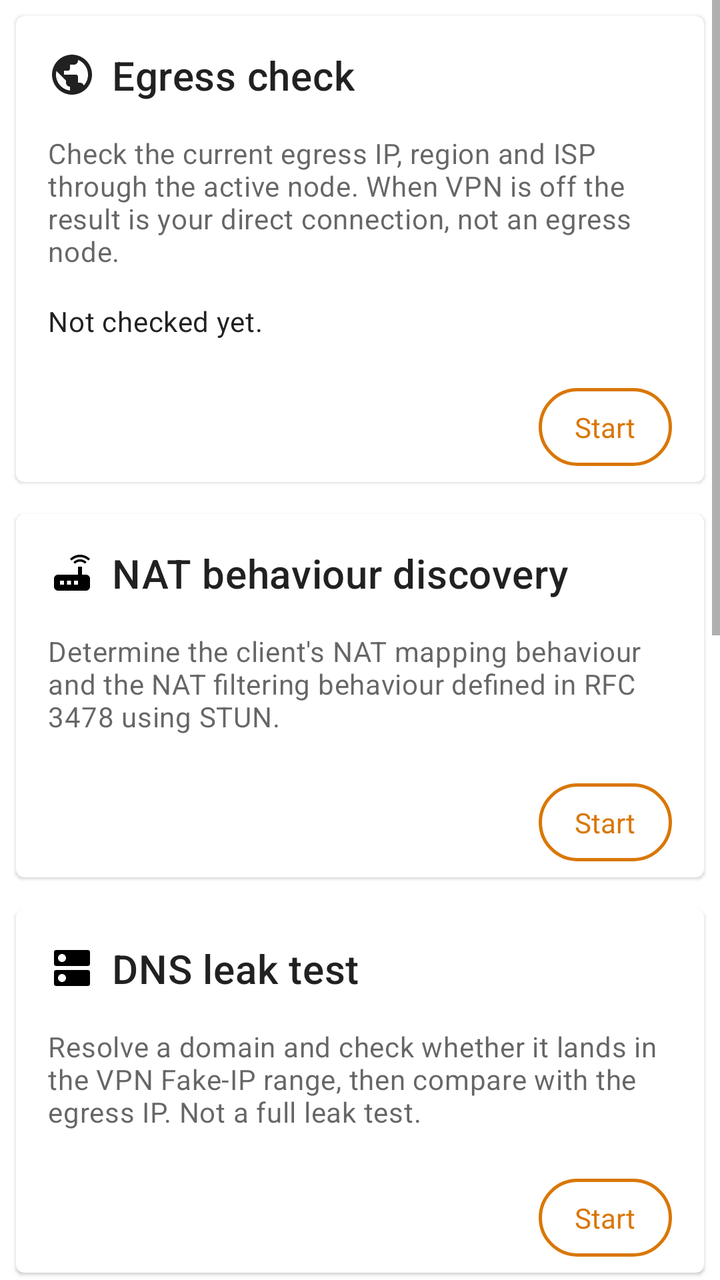
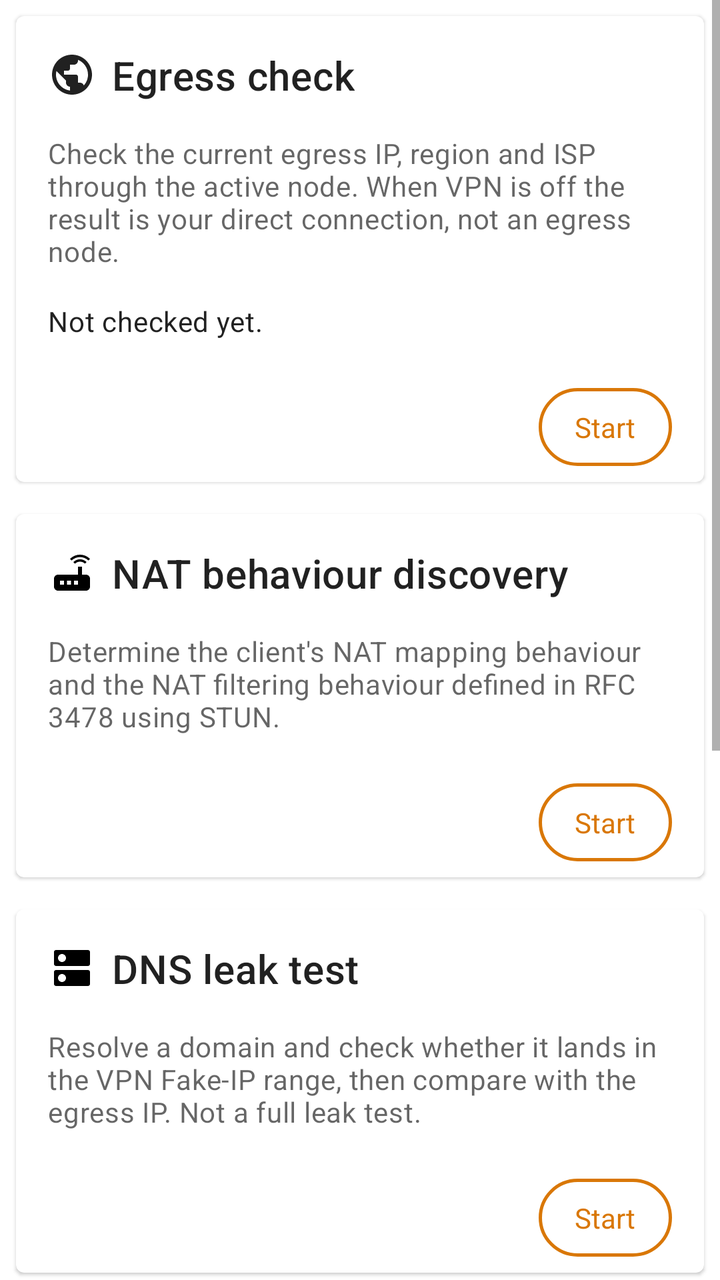

Compare the two renders of this Android layout. The source of the first and the diff that turns it into the second are given below.
<!-- AndroidManifest.xml: application theme Theme.Start -->
<!-- res/layout/layout_network.xml -->
<?xml version="1.0" encoding="utf-8"?>
<ScrollView xmlns:android="http://schemas.android.com/apk/res/android"
    xmlns:app="http://schemas.android.com/apk/res-auto"
    android:layout_width="match_parent"
    android:layout_height="match_parent"
    android:fillViewport="true">

<LinearLayout
    android:layout_width="match_parent"
    android:layout_height="wrap_content"
    android:orientation="vertical">

    
    <com.google.android.material.card.MaterialCardView
        android:layout_width="match_parent"
        android:layout_height="wrap_content"
        android:layout_margin="8dp"
        android:clickable="true"
        android:focusable="true">

        <LinearLayout
            android:layout_width="match_parent"
            android:layout_height="wrap_content"
            android:orientation="vertical">

            <LinearLayout
                android:layout_width="match_parent"
                android:layout_height="wrap_content"
                android:orientation="vertical"
                android:padding="16dp">

                <LinearLayout
                    android:layout_width="match_parent"
                    android:layout_height="wrap_content"
                    android:gravity="center_vertical"
                    android:orientation="horizontal">

                    <ImageView
                        android:layout_width="24dp"
                        android:layout_height="24dp"
                        android:src="@drawable/baseline_public_24"
                        android:tint="?android:attr/textColorPrimary" />

                    <TextView
                        android:layout_width="wrap_content"
                        android:layout_height="wrap_content"
                        android:layout_marginStart="8dp"
                        android:text="@string/egress_check"
                        android:textAppearance="?attr/textAppearanceHeadline6" />

                </LinearLayout>

                <TextView
                    android:layout_width="wrap_content"
                    android:layout_height="wrap_content"
                    android:layout_marginTop="16dp"
                    android:text="@string/egress_check_summary"
                    android:textAppearance="?attr/textAppearanceBody2"
                    android:textColor="?android:attr/textColorSecondary" />

                <TextView
                    android:id="@+id/egressResult"
                    android:layout_width="match_parent"
                    android:layout_height="wrap_content"
                    android:layout_marginTop="16dp"
                    android:text="@string/egress_check_idle"
                    android:textAppearance="?attr/textAppearanceBody2" />

                <LinearLayout
                    android:id="@+id/egressOverview"
                    android:layout_width="match_parent"
                    android:layout_height="wrap_content"
                    android:layout_marginTop="16dp"
                    android:orientation="vertical"
                    android:visibility="gone">

                    <LinearLayout
                        android:layout_width="match_parent"
                        android:layout_height="wrap_content"
                        android:gravity="center_vertical"
                        android:orientation="horizontal">

                        <TextView
                            android:id="@+id/egressFlag"
                            android:layout_width="wrap_content"
                            android:layout_height="wrap_content"
                            android:layout_marginEnd="8dp"
                            android:textSize="22sp" />

                        <TextView
                            android:id="@+id/egressIp"
                            android:layout_width="0dp"
                            android:layout_height="wrap_content"
                            android:layout_weight="1"
                            android:clickable="true"
                            android:focusable="true"
                            android:textSize="15sp"
                            android:textStyle="bold"
                            android:textColor="?android:attr/textColorPrimary" />

                        <TextView
                            android:id="@+id/egressIpVersion"
                            android:layout_width="wrap_content"
                            android:layout_height="wrap_content"
                            android:textSize="12sp"
                            android:textColor="?android:attr/textColorSecondary" />

                    </LinearLayout>

                    <TextView
                        android:id="@+id/egressPlace"
                        android:layout_width="match_parent"
                        android:layout_height="wrap_content"
                        android:layout_marginTop="4dp"
                        android:textSize="13sp"
                        android:textColor="?android:attr/textColorSecondary" />

                    <TextView
                        android:id="@+id/egressIsp"
                        android:layout_width="match_parent"
                        android:layout_height="wrap_content"
                        android:layout_marginTop="2dp"
                        android:textSize="13sp"
                        android:textColor="?android:attr/textColorSecondary" />

                    <TextView
                        android:id="@+id/egressMode"
                        android:layout_width="match_parent"
                        android:layout_height="wrap_content"
                        android:layout_marginTop="2dp"
                        android:textSize="13sp"
                        android:textColor="?android:attr/textColorSecondary" />

                    <TextView
                        android:id="@+id/egressSource"
                        android:layout_width="match_parent"
                        android:layout_height="wrap_content"
                        android:layout_marginTop="2dp"
                        android:textSize="12sp"
                        android:textColor="?android:attr/textColorSecondary" />

                    
                    <TextView
                        android:id="@+id/egressSpeed"
                        android:layout_width="match_parent"
                        android:layout_height="wrap_content"
                        android:layout_marginTop="2dp"
                        android:textSize="12sp"
                        android:textColor="?android:attr/textColorSecondary"
                        android:visibility="gone" />

                </LinearLayout>

            </LinearLayout>

            <LinearLayout
                android:layout_width="match_parent"
                android:layout_height="wrap_content"
                android:layout_margin="8dp"
                android:gravity="end"
                android:orientation="horizontal">

                
                <TextView
                    android:id="@+id/egressCheck"
                    android:layout_width="wrap_content"
                    android:layout_height="wrap_content"
                    android:layout_marginEnd="8dp"
                    android:background="@drawable/bg_amber_outline_pill"
                    android:clickable="true"
                    android:focusable="true"
                    android:paddingStart="18dp"
                    android:paddingEnd="18dp"
                    android:paddingTop="10dp"
                    android:paddingBottom="10dp"
                    android:text="@string/start"
                    android:textColor="@color/color_rift_accent"
                    android:textSize="14sp" />
            </LinearLayout>

        </LinearLayout>
    </com.google.android.material.card.MaterialCardView>

    <com.google.android.material.card.MaterialCardView
        android:layout_width="match_parent"
        android:layout_height="wrap_content"
        android:layout_margin="8dp"
        android:clickable="true"
        android:focusable="true">

        <LinearLayout
            android:layout_width="match_parent"
            android:layout_height="wrap_content"
            android:orientation="vertical">

            <LinearLayout
                android:layout_width="match_parent"
                android:layout_height="wrap_content"
                android:orientation="vertical"
                android:padding="16dp">

                <LinearLayout
                    android:layout_width="match_parent"
                    android:layout_height="wrap_content"
                    android:gravity="center_vertical"
                    android:orientation="horizontal">

                    <ImageView
                        android:layout_width="24dp"
                        android:layout_height="24dp"
                        android:src="@drawable/ic_hardware_router"
                        android:tint="?android:attr/textColorPrimary" />

                    <TextView
                        android:layout_width="wrap_content"
                        android:layout_height="wrap_content"
                        android:layout_marginStart="8dp"
                        android:text="@string/stun_test"
                        android:textAppearance="?attr/textAppearanceHeadline6" />

                </LinearLayout>

                <TextView
                    android:layout_width="wrap_content"
                    android:layout_height="wrap_content"
                    android:layout_marginTop="16dp"
                    android:text="@string/stun_test_summary"
                    android:textAppearance="?attr/textAppearanceBody2"
                    android:textColor="?android:attr/textColorSecondary" />

            </LinearLayout>

            <LinearLayout
                android:layout_width="match_parent"
                android:layout_height="wrap_content"
                android:layout_margin="8dp"
                android:gravity="end"
                android:orientation="horizontal">

                <TextView
                    android:id="@+id/stunTest"
                    android:layout_width="wrap_content"
                    android:layout_height="wrap_content"
                    android:layout_marginEnd="8dp"
                    android:background="@drawable/bg_amber_outline_pill"
                    android:clickable="true"
                    android:focusable="true"
                    android:paddingStart="18dp"
                    android:paddingEnd="18dp"
                    android:paddingTop="10dp"
                    android:paddingBottom="10dp"
                    android:text="@string/start"
                    android:textColor="@color/color_rift_accent"
                    android:textSize="14sp" />
            </LinearLayout>

        </LinearLayout>
    </com.google.android.material.card.MaterialCardView>

    
    <com.google.android.material.card.MaterialCardView
        android:layout_width="match_parent"
        android:layout_height="wrap_content"
        android:layout_margin="8dp"
        android:clickable="true"
        android:focusable="true">

        <LinearLayout
            android:layout_width="match_parent"
            android:layout_height="wrap_content"
            android:orientation="vertical">

            <LinearLayout
                android:layout_width="match_parent"
                android:layout_height="wrap_content"
                android:orientation="vertical"
                android:padding="16dp">

                <LinearLayout
                    android:layout_width="match_parent"
                    android:layout_height="wrap_content"
                    android:gravity="center_vertical"
                    android:orientation="horizontal">

                    <ImageView
                        android:layout_width="24dp"
                        android:layout_height="24dp"
                        android:src="@drawable/ic_action_dns"
                        android:tint="?android:attr/textColorPrimary" />

                    <TextView
                        android:layout_width="wrap_content"
                        android:layout_height="wrap_content"
                        android:layout_marginStart="8dp"
                        android:text="@string/dns_leak_test"
                        android:textAppearance="?attr/textAppearanceHeadline6" />

                </LinearLayout>

                <TextView
                    android:layout_width="wrap_content"
                    android:layout_height="wrap_content"
                    android:layout_marginTop="16dp"
                    android:text="@string/dns_leak_test_summary"
                    android:textAppearance="?attr/textAppearanceBody2"
                    android:textColor="?android:attr/textColorSecondary" />

                <TextView
                    android:id="@+id/dnsLeakResult"
                    android:layout_width="match_parent"
                    android:layout_height="wrap_content"
                    android:layout_marginTop="16dp"
                    android:lineSpacingExtra="4dp"
                    android:textAppearance="?attr/textAppearanceBody2"
                    android:textColor="?primaryOrTextPrimary"
                    android:visibility="gone" />

            </LinearLayout>

            <LinearLayout
                android:layout_width="match_parent"
                android:layout_height="wrap_content"
                android:layout_margin="8dp"
                android:gravity="end"
                android:orientation="horizontal">

                <TextView
                    android:id="@+id/dnsLeakTest"
                    android:layout_width="wrap_content"
                    android:layout_height="wrap_content"
                    android:layout_marginEnd="8dp"
                    android:background="@drawable/bg_amber_outline_pill"
                    android:clickable="true"
                    android:focusable="true"
                    android:paddingStart="18dp"
                    android:paddingEnd="18dp"
                    android:paddingTop="10dp"
                    android:paddingBottom="10dp"
                    android:text="@string/start"
                    android:textColor="@color/color_rift_accent"
                    android:textSize="14sp" />
            </LinearLayout>

        </LinearLayout>
    </com.google.android.material.card.MaterialCardView>

    
    <com.google.android.material.card.MaterialCardView
        android:layout_width="match_parent"
        android:layout_height="wrap_content"
        android:layout_margin="8dp"
        android:clickable="true"
        android:focusable="true">

        <LinearLayout
            android:layout_width="match_parent"
            android:layout_height="wrap_content"
            android:orientation="vertical">

            <LinearLayout
                android:layout_width="match_parent"
                android:layout_height="wrap_content"
                android:orientation="vertical"
                android:padding="16dp">

                <LinearLayout
                    android:layout_width="match_parent"
                    android:layout_height="wrap_content"
                    android:gravity="center_vertical"
                    android:orientation="horizontal">

                    <ImageView
                        android:layout_width="24dp"
                        android:layout_height="24dp"
                        android:src="@drawable/ic_baseline_link_24"
                        android:tint="?android:attr/textColorPrimary" />

                    <TextView
                        android:layout_width="wrap_content"
                        android:layout_height="wrap_content"
                        android:layout_marginStart="8dp"
                        android:text="@string/url_check_test"
                        android:textAppearance="?attr/textAppearanceHeadline6" />

                </LinearLayout>

                <TextView
                    android:layout_width="wrap_content"
                    android:layout_height="wrap_content"
                    android:layout_marginTop="16dp"
                    android:text="@string/url_check_test_summary"
                    android:textAppearance="?attr/textAppearanceBody2"
                    android:textColor="?android:attr/textColorSecondary" />

                <TextView
                    android:id="@+id/urlCheckResult"
                    android:layout_width="match_parent"
                    android:layout_height="wrap_content"
                    android:layout_marginTop="16dp"
                    android:lineSpacingExtra="4dp"
                    android:textAppearance="?attr/textAppearanceBody2"
                    android:textColor="?primaryOrTextPrimary"
                    android:visibility="gone" />

            </LinearLayout>

            <LinearLayout
                android:layout_width="match_parent"
                android:layout_height="wrap_content"
                android:layout_margin="8dp"
                android:gravity="end"
                android:orientation="horizontal">

                <TextView
                    android:id="@+id/urlCheckTest"
                    android:layout_width="wrap_content"
                    android:layout_height="wrap_content"
                    android:layout_marginEnd="8dp"
                    android:background="@drawable/bg_amber_outline_pill"
                    android:clickable="true"
                    android:focusable="true"
                    android:paddingStart="18dp"
                    android:paddingEnd="18dp"
                    android:paddingTop="10dp"
                    android:paddingBottom="10dp"
                    android:text="@string/start"
                    android:textColor="@color/color_rift_accent"
                    android:textSize="14sp" />
            </LinearLayout>

        </LinearLayout>
    </com.google.android.material.card.MaterialCardView>

    
    <com.google.android.material.card.MaterialCardView
        android:layout_width="match_parent"
        android:layout_height="wrap_content"
        android:layout_margin="8dp"
        android:clickable="true"
        android:focusable="true">

        <LinearLayout
            android:layout_width="match_parent"
            android:layout_height="wrap_content"
            android:orientation="vertical">

            <LinearLayout
                android:layout_width="match_parent"
                android:layout_height="wrap_content"
                android:orientation="vertical"
                android:padding="16dp">

                <LinearLayout
                    android:layout_width="match_parent"
                    android:layout_height="wrap_content"
                    android:gravity="center_vertical"
                    android:orientation="horizontal">

                    <ImageView
                        android:layout_width="24dp"
                        android:layout_height="24dp"
                        android:src="@drawable/ic_av_playlist_add"
                        android:tint="?android:attr/textColorPrimary" />

                    <TextView
                        android:layout_width="wrap_content"
                        android:layout_height="wrap_content"
                        android:layout_marginStart="8dp"
                        android:text="@string/streaming_test"
                        android:textAppearance="?attr/textAppearanceHeadline6" />

                </LinearLayout>

                <TextView
                    android:layout_width="wrap_content"
                    android:layout_height="wrap_content"
                    android:layout_marginTop="16dp"
                    android:text="@string/streaming_test_summary"
                    android:textAppearance="?attr/textAppearanceBody2"
                    android:textColor="?android:attr/textColorSecondary" />

                <TextView
                    android:id="@+id/streamingResult"
                    android:layout_width="match_parent"
                    android:layout_height="wrap_content"
                    android:layout_marginTop="16dp"
                    android:lineSpacingExtra="4dp"
                    android:textAppearance="?attr/textAppearanceBody2"
                    android:textColor="?primaryOrTextPrimary"
                    android:visibility="gone" />

                <LinearLayout
                    android:id="@+id/streamingResultList"
                    android:layout_width="match_parent"
                    android:layout_height="wrap_content"
                    android:layout_marginTop="8dp"
                    android:orientation="vertical"
                    android:visibility="gone" />

            </LinearLayout>

            <LinearLayout
                android:layout_width="match_parent"
                android:layout_height="wrap_content"
                android:layout_margin="8dp"
                android:gravity="end"
                android:orientation="horizontal">

                <TextView
                    android:id="@+id/streamingTest"
                    android:layout_width="wrap_content"
                    android:layout_height="wrap_content"
                    android:layout_marginEnd="8dp"
                    android:background="@drawable/bg_amber_outline_pill"
                    android:clickable="true"
                    android:focusable="true"
                    android:paddingStart="18dp"
                    android:paddingEnd="18dp"
                    android:paddingTop="10dp"
                    android:paddingBottom="10dp"
                    android:text="@string/start"
                    android:textColor="@color/color_rift_accent"
                    android:textSize="14sp" />
            </LinearLayout>

        </LinearLayout>
    </com.google.android.material.card.MaterialCardView>

    
    <com.google.android.material.card.MaterialCardView
        android:layout_width="match_parent"
        android:layout_height="wrap_content"
        android:layout_margin="8dp"
        android:clickable="true"
        android:focusable="true">

        <LinearLayout
            android:layout_width="match_parent"
            android:layout_height="wrap_content"
            android:orientation="vertical">

            <LinearLayout
                android:layout_width="match_parent"
                android:layout_height="wrap_content"
                android:orientation="vertical"
                android:padding="16dp">

                <LinearLayout
                    android:layout_width="match_parent"
                    android:layout_height="wrap_content"
                    android:gravity="center_vertical"
                    android:orientation="horizontal">

                    <ImageView
                        android:layout_width="24dp"
                        android:layout_height="24dp"
                        android:src="@drawable/ic_baseline_security_24"
                        android:tint="?android:attr/textColorPrimary" />

                    <TextView
                        android:layout_width="wrap_content"
                        android:layout_height="wrap_content"
                        android:layout_marginStart="8dp"
                        android:text="@string/ip_purity_test"
                        android:textAppearance="?attr/textAppearanceHeadline6" />

                </LinearLayout>

                <TextView
                    android:layout_width="wrap_content"
                    android:layout_height="wrap_content"
                    android:layout_marginTop="16dp"
                    android:text="@string/ip_purity_test_summary"
                    android:textAppearance="?attr/textAppearanceBody2"
                    android:textColor="?android:attr/textColorSecondary" />

                <TextView
                    android:id="@+id/ipPurityResult"
                    android:layout_width="match_parent"
                    android:layout_height="wrap_content"
                    android:layout_marginTop="16dp"
                    android:lineSpacingExtra="4dp"
                    android:textAppearance="?attr/textAppearanceBody2"
                    android:textColor="?primaryOrTextPrimary"
                    android:visibility="gone" />

            </LinearLayout>

            <LinearLayout
                android:layout_width="match_parent"
                android:layout_height="wrap_content"
                android:layout_margin="8dp"
                android:gravity="end"
                android:orientation="horizontal">

                <TextView
                    android:id="@+id/ipPurityTest"
                    android:layout_width="wrap_content"
                    android:layout_height="wrap_content"
                    android:layout_marginEnd="8dp"
                    android:background="@drawable/bg_amber_outline_pill"
                    android:clickable="true"
                    android:focusable="true"
                    android:paddingStart="18dp"
                    android:paddingEnd="18dp"
                    android:paddingTop="10dp"
                    android:paddingBottom="10dp"
                    android:text="@string/start"
                    android:textColor="@color/color_rift_accent"
                    android:textSize="14sp" />
            </LinearLayout>

        </LinearLayout>
    </com.google.android.material.card.MaterialCardView>

</LinearLayout>
</ScrollView>
<!-- resources referenced by this layout -->
<resources>
  <color name="color_rift_accent">#D97706</color>
  <!-- drawable bg_amber_outline_pill (drawable) -->
  <?xml version="1.0" encoding="utf-8"?>
  <ripple xmlns:android="http://schemas.android.com/apk/res/android"
      android:color="?attr/colorControlHighlight">
      <item>
          <shape android:shape="rectangle">
              <corners android:radius="24dp" />
              <stroke
                  android:width="1.5dp"
                  android:color="@color/color_rift_accent" />
          </shape>
      </item>
  </ripple>
  <!-- drawable ic_av_playlist_add (drawable) -->
  <vector xmlns:android="http://schemas.android.com/apk/res/android"
          android:width="24dp"
          android:height="24dp"
          android:autoMirrored="true"
          android:viewportWidth="24.0"
          android:viewportHeight="24.0"
          android:tint="?attr/colorControlNormal">
      <path
          android:fillColor="#FF000000"
          android:pathData="M14,10L2,10v2h12v-2zM14,6L2,6v2h12L14,6zM18,14v-4h-2v4h-4v2h4v4h2v-4h4v-2h-4zM2,16h8v-2L2,14v2z"/>
  </vector>
  <!-- drawable ic_baseline_security_24 (drawable) -->
  <vector xmlns:android="http://schemas.android.com/apk/res/android"
      android:width="24dp"
      android:height="24dp"
      android:viewportWidth="24"
      android:viewportHeight="24"
      android:tint="?attr/colorControlNormal">
    <path
        android:fillColor="@android:color/white"
        android:pathData="M12,1L3,5v6c0,5.55 3.84,10.74 9,12 5.16,-1.26 9,-6.45 9,-12L21,5l-9,-4zM12,11.99h7c-0.53,4.12 -3.28,7.79 -7,8.94L12,12L5,12L5,6.3l7,-3.11v8.8z"/>
  </vector>
  <string name="dns_leak_test">DNS leak test</string>
  <string name="dns_leak_test_summary">Resolve a domain and check whether it lands in the VPN Fake-IP range, then compare with the egress IP. Not a full leak test.</string>
  <string name="egress_check">Egress check</string>
  <string name="egress_check_idle">Not checked yet.</string>
  <string name="egress_check_summary">Check the current egress IP, region and ISP through the active node. When VPN is off the result is your direct connection, not an egress node.</string>
  <string name="ip_purity_test">IP Purity</string>
  <string name="ip_purity_test_summary">Check the exit IP type and risk (residential/datacenter/mobile/business). Data from iplocate.io, ip-api.com and ipquery.io.</string>
  <string name="start">Start</string>
  <string name="streaming_test">Streaming Unlock</string>
  <string name="streaming_test_summary">Check whether the exit can reach common AI, streaming and social services (reachability only; Netflix and Disney+ are excluded — their unlock needs catalog checks, a simple probe would misreport).</string>
  <string name="stun_test">NAT behaviour discovery</string>
  <string name="stun_test_summary">Determine the client\'s NAT mapping behaviour and the NAT
          filtering behaviour defined in RFC 3478 using STUN.</string>
  <string name="url_check_test">URL Check</string>
  <string name="url_check_test_summary">Trace a real request to www.youtube.com end to end (DNS → connection → TLS → HTTP) and show which step fails. Sends one tiny probe request, not the full page.</string>
  <style name="Theme.Start" parent="Theme.MaterialComponents.DayNight">
          <item name="android:navigationBarColor">@android:color/transparent</item>
          <item name="colorPrimary">@android:color/transparent</item>
          <item name="colorPrimaryDark">@android:color/transparent</item>
          <item name="android:backgroundDimEnabled">false</item>
          <item name="android:windowNoTitle">true</item>
          <item name="windowActionBar">false</item>
          <item name="windowNoTitle">true</item>
      </style>
  <!-- unchanged entries left out for length: 4 -->
</resources>

<!-- the commit's change to res/layout/layout_network.xml (unified diff, before → after) -->
@@ -526,92 +526,5 @@
         </LinearLayout>
     </com.google.android.material.card.MaterialCardView>
 
-    
-    <com.google.android.material.card.MaterialCardView
-        android:layout_width="match_parent"
-        android:layout_height="wrap_content"
-        android:layout_margin="8dp"
-        android:clickable="true"
-        android:focusable="true">
-
-        <LinearLayout
-            android:layout_width="match_parent"
-            android:layout_height="wrap_content"
-            android:orientation="vertical">
-
-            <LinearLayout
-                android:layout_width="match_parent"
-                android:layout_height="wrap_content"
-                android:orientation="vertical"
-                android:padding="16dp">
-
-                <LinearLayout
-                    android:layout_width="match_parent"
-                    android:layout_height="wrap_content"
-                    android:gravity="center_vertical"
-                    android:orientation="horizontal">
-
-                    <ImageView
-                        android:layout_width="24dp"
-                        android:layout_height="24dp"
-                        android:src="@drawable/ic_baseline_security_24"
-                        android:tint="?android:attr/textColorPrimary" />
-
-                    <TextView
-                        android:layout_width="wrap_content"
-                        android:layout_height="wrap_content"
-                        android:layout_marginStart="8dp"
-                        android:text="@string/ip_purity_test"
-                        android:textAppearance="?attr/textAppearanceHeadline6" />
-
-                </LinearLayout>
-
-                <TextView
-                    android:layout_width="wrap_content"
-                    android:layout_height="wrap_content"
-                    android:layout_marginTop="16dp"
-                    android:text="@string/ip_purity_test_summary"
-                    android:textAppearance="?attr/textAppearanceBody2"
-                    android:textColor="?android:attr/textColorSecondary" />
-
-                <TextView
-                    android:id="@+id/ipPurityResult"
-                    android:layout_width="match_parent"
-                    android:layout_height="wrap_content"
-                    android:layout_marginTop="16dp"
-                    android:lineSpacingExtra="4dp"
-                    android:textAppearance="?attr/textAppearanceBody2"
-                    android:textColor="?primaryOrTextPrimary"
-                    android:visibility="gone" />
-
-            </LinearLayout>
-
-            <LinearLayout
-                android:layout_width="match_parent"
-                android:layout_height="wrap_content"
-                android:layout_margin="8dp"
-                android:gravity="end"
-                android:orientation="horizontal">
-
-                <TextView
-                    android:id="@+id/ipPurityTest"
-                    android:layout_width="wrap_content"
-                    android:layout_height="wrap_content"
-                    android:layout_marginEnd="8dp"
-                    android:background="@drawable/bg_amber_outline_pill"
-                    android:clickable="true"
-                    android:focusable="true"
-                    android:paddingStart="18dp"
-                    android:paddingEnd="18dp"
-                    android:paddingTop="10dp"
-                    android:paddingBottom="10dp"
-                    android:text="@string/start"
-                    android:textColor="@color/color_rift_accent"
-                    android:textSize="14sp" />
-            </LinearLayout>
-
-        </LinearLayout>
-    </com.google.android.material.card.MaterialCardView>
-
 </LinearLayout>
 </ScrollView>
<!-- resource entries referenced after the edit -->
@@ -26,24 +26,11 @@
           android:fillColor="#FF000000"
           android:pathData="M14,10L2,10v2h12v-2zM14,6L2,6v2h12L14,6zM18,14v-4h-2v4h-4v2h4v4h2v-4h4v-2h-4zM2,16h8v-2L2,14v2z"/>
   </vector>
-  <!-- drawable ic_baseline_security_24 (drawable) -->
-  <vector xmlns:android="http://schemas.android.com/apk/res/android"
-      android:width="24dp"
-      android:height="24dp"
-      android:viewportWidth="24"
-      android:viewportHeight="24"
-      android:tint="?attr/colorControlNormal">
-    <path
-        android:fillColor="@android:color/white"
-        android:pathData="M12,1L3,5v6c0,5.55 3.84,10.74 9,12 5.16,-1.26 9,-6.45 9,-12L21,5l-9,-4zM12,11.99h7c-0.53,4.12 -3.28,7.79 -7,8.94L12,12L5,12L5,6.3l7,-3.11v8.8z"/>
-  </vector>
   <string name="dns_leak_test">DNS leak test</string>
   <string name="dns_leak_test_summary">Resolve a domain and check whether it lands in the VPN Fake-IP range, then compare with the egress IP. Not a full leak test.</string>
   <string name="egress_check">Egress check</string>
   <string name="egress_check_idle">Not checked yet.</string>
   <string name="egress_check_summary">Check the current egress IP, region and ISP through the active node. When VPN is off the result is your direct connection, not an egress node.</string>
-  <string name="ip_purity_test">IP Purity</string>
-  <string name="ip_purity_test_summary">Check the exit IP type and risk (residential/datacenter/mobile/business). Data from iplocate.io, ip-api.com and ipquery.io.</string>
   <string name="start">Start</string>
   <string name="streaming_test">Streaming Unlock</string>
   <string name="streaming_test_summary">Check whether the exit can reach common AI, streaming and social services (reachability only; Netflix and Disney+ are excluded — their unlock needs catalog checks, a simple probe would misreport).</string>
